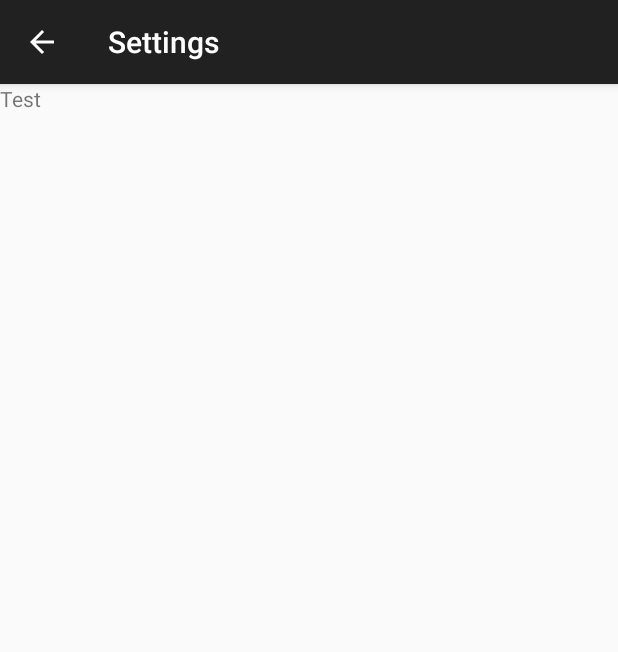
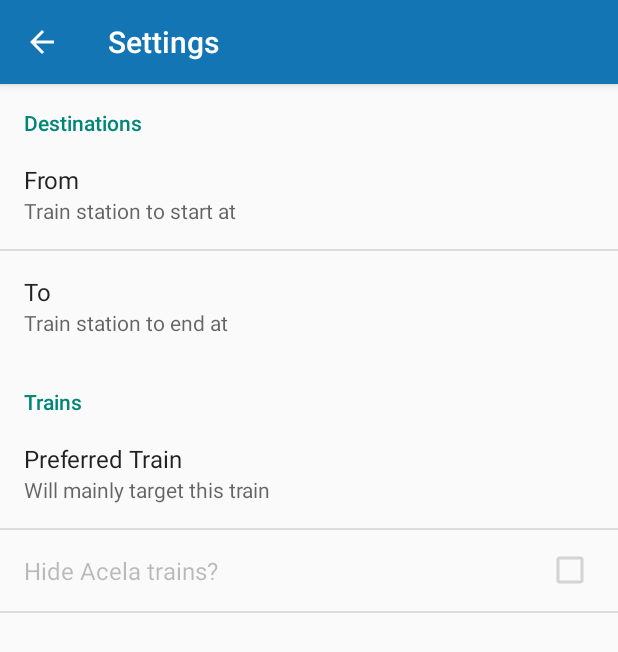
Before and after one commit to tlunter/amtrak_android, an Android app: the screen it shows after launch (Settings), in the options menu, after a tap on "Settings", on a phone screen of 412 x 824 dp. Shown: the top 652 px of the screen. Run offline under Robolectric (Android 15) with nearby library versions, the light colour scheme and no system bars.

Commit message:
Add configurable settings and basic styling
Update the settings activity to use a PreferenceFragment
Add preferences for controlling the from and to, preferred train and
whether or not to show the Acela trains
Add simple styling to the action bar

```diff
--- a/app/src/main/java/com/tlunter/amtrakstatus/DataReloadService.java
+++ b/app/src/main/java/com/tlunter/amtrakstatus/DataReloadService.java
@@ -9,20 +9,19 @@ import java.util.concurrent.TimeUnit;
  * Created by toddlunter on 12/15/14.
  */
 public class DataReloadService {
-    private final String LOG_TEXT = "com.tlxunter.amtrak.DataReloadService";
-    String from, to;
+    private final String LOG_TEXT = "com.tlunter.amtrak.DataReloadService";
+    Preferences preferences;
     TrainDrawer callback;
     ScheduledThreadPoolExecutor executor;
 
-    public DataReloadService(String from, String to, TrainDrawer callback) {
-        this.from = from;
-        this.to = to;
+    public DataReloadService(Preferences preferences, TrainDrawer callback) {
+        this.preferences = preferences;
         this.callback = callback;
     }
 
     public void start() {
         executor = new ScheduledThreadPoolExecutor(1);
-        executor.scheduleAtFixedRate(new FetchJsonRunnable(from, to, callback), 0, 60, TimeUnit.SECONDS);
+        executor.scheduleAtFixedRate(new FetchJsonRunnable(preferences.getFrom(), preferences.getTo(), callback), 0, 60, TimeUnit.SECONDS);
     }
 
     public void end() {
--- a/app/src/main/java/com/tlunter/amtrakstatus/FetchJson.java
+++ b/app/src/main/java/com/tlunter/amtrakstatus/FetchJson.java
@@ -63,7 +63,8 @@ public class FetchJson extends AsyncTask<String, Void, List<Train>> {
                 JSONObject arrival = jsonTrain.getJSONObject("departure");
                 String scheduled = arrival.getString("scheduled_time");
                 String estimated = arrival.getString("estimated_time");
-                Train train = new Train(number, scheduled, estimated);
+                Boolean acela = number.toString().length() > 3 && number.toString().startsWith("2");
+                Train train = new Train(number, scheduled, estimated, acela);
                 trains.add(train);
             }
             return trains;
--- /dev/null
+++ b/app/src/main/java/com/tlunter/amtrakstatus/Preferences.java
@@ -0,0 +1,49 @@
+package com.tlunter.amtrakstatus;
+
+import android.content.Context;
+import android.content.SharedPreferences;
+import android.preference.PreferenceManager;
+import android.util.Log;
+
+/**
+ * Created by toddlunter on 1/3/15.
+ */
+public class Preferences {
+    private final String LOG_TEXT = "com.tlunter.amtrak.Preferences";
+    private Context context;
+    private String from;
+    private String to;
+    private Integer preferredTrain;
+    private Boolean hideAcela;
+
+    public Preferences(Context context) {
+        this.context = context;
+    }
+
+    public void reload() {
+        SharedPreferences mySharedPreferences = PreferenceManager.getDefaultSharedPreferences(context);
+        this.from = mySharedPreferences.getString("from", null);
+        this.to = mySharedPreferences.getString("to", null);
+        String preferredTrainStr = mySharedPreferences.getString("preferred_train", "-1");
+        if (preferredTrainStr.length() == 0) preferredTrainStr = "-1";
+        this.preferredTrain = new Integer(preferredTrainStr);
+        this.hideAcela = mySharedPreferences.getBoolean("hide_acela_trains", false);
+        Log.d(LOG_TEXT, "hide acela: " + this.hideAcela.toString());
+    }
+
+    public String getFrom() {
+        return from;
+    }
+
+    public String getTo() {
+        return to;
+    }
+
+    public Integer getPreferredTrain() {
+        return preferredTrain;
+    }
+
+    public Boolean getHideAcela() {
+        return hideAcela;
+    }
+}
--- a/app/src/main/java/com/tlunter/amtrakstatus/Settings.java
+++ b/app/src/main/java/com/tlunter/amtrakstatus/Settings.java
@@ -1,8 +1,17 @@
 package com.tlunter.amtrakstatus;
 
+import android.app.FragmentManager;
+import android.app.FragmentTransaction;
 import android.os.Bundle;
+import android.preference.PreferenceFragment;
 import android.support.v7.app.ActionBarActivity;
+import android.text.InputType;
+import android.view.Gravity;
+import android.view.ViewGroup;
+import android.widget.EditText;
 import android.widget.LinearLayout;
+import android.widget.TableLayout;
+import android.widget.TableRow;
 import android.widget.TextView;
 
 /**
@@ -10,19 +19,26 @@ import android.widget.TextView;
  */
 public class Settings extends ActionBarActivity {
     private final String LOG_TEXT = "com.tlunter.amtrak.Settings";
-    private LinearLayout linearLayout;
 
     @Override
     protected void onCreate(Bundle savedInstanceState) {
         super.onCreate(savedInstanceState);
-        setupLinearLayout();
-        setContentView(this.linearLayout);
+
+        LinearLayout linearLayout = new LinearLayout(this);
+        setContentView(linearLayout);
+
+        FragmentManager mFragmentManager = getFragmentManager();
+        FragmentTransaction mFragmentTransaction = mFragmentManager.beginTransaction();
+        PrefsFragment prefs = new PrefsFragment();
+        mFragmentTransaction.replace(android.R.id.content, prefs);
+        mFragmentTransaction.commit();
     }
 
-    void setupLinearLayout() {
-        this.linearLayout = new LinearLayout(this);
-        TextView textView = new TextView(this);
-        textView.setText("Test");
-        this.linearLayout.addView(textView);
+    public static class PrefsFragment extends PreferenceFragment {
+        public void onCreate(Bundle savedInstanceState) {
+            super.onCreate(savedInstanceState);
+
+            addPreferencesFromResource(R.xml.preferences);
+        }
     }
 }
--- a/app/src/main/java/com/tlunter/amtrakstatus/StatusDisplay.java
+++ b/app/src/main/java/com/tlunter/amtrakstatus/StatusDisplay.java
@@ -4,9 +4,11 @@ import android.app.ActionBar;
 import android.app.ActivityGroup;
 import android.content.Context;
 import android.content.Intent;
+import android.content.SharedPreferences;
 import android.net.ConnectivityManager;
 import android.net.NetworkInfo;
 import android.os.AsyncTask;
+import android.preference.PreferenceManager;
 import android.support.v7.app.ActionBarActivity;
 import android.os.Bundle;
 import android.util.Log;
@@ -46,6 +48,7 @@ public class StatusDisplay extends ActionBarActivity {
     private LinearLayout linearLayout;
     private TrainListing trainListing;
     private DataReloadService reloadService;
+    private Preferences preferences;
 
     @Override
     protected void onCreate(Bundle savedInstanceState) {
@@ -54,13 +57,32 @@ public class StatusDisplay extends ActionBarActivity {
         setContentView(linearLayout);
 
         if (testConnectivity()) {
-            trainListing = new TrainListing(this, linearLayout);
-            if (reloadService == null) {
-                Log.d(LOG_TEXT, "Making a new reload service");
-                reloadService = new DataReloadService("pvd", "bby", trainListing);
-                reloadService.start();
-            }
+            reloadTrains();
         }
+    }
+
+    private void reloadTrains() {
+        if (preferences == null)
+            preferences = new Preferences(this);
+
+        preferences.reload();
+
+        if (preferences.getFrom() == null || preferences.getTo() == null)
+            return;
+
+        if (trainListing == null) {
+            trainListing = new TrainListing(this, linearLayout, preferences);
+        } else {
+            trainListing.redraw();
+        }
+
+        if (reloadService != null) {
+            reloadService.end();
+        }
+
+        Log.d(LOG_TEXT, "Making a new reload service");
+        reloadService = new DataReloadService(preferences, trainListing);
+        reloadService.start();
     }
 
     private void setupLinearLayout() {
@@ -114,4 +136,13 @@ public class StatusDisplay extends ActionBarActivity {
 
         return super.onOptionsItemSelected(item);
     }
+
+    @Override
+    protected void onResume() {
+        super.onResume();
+
+        if (testConnectivity()) {
+            reloadTrains();
+        }
+    }
 }
--- /dev/null
+++ b/app/src/main/res/values/colors.xml
@@ -0,0 +1,4 @@
+<?xml version="1.0" encoding="utf-8"?>
+<resources>
+    <color name="amtrak_blue">#1375b3</color>
+</resources>
--- a/app/src/main/res/values/strings.xml
+++ b/app/src/main/res/values/strings.xml
@@ -2,6 +2,15 @@
 <resources>
 
     <string name="app_name">Amtrak Status</string>
-    <string name="hello_world">Hello world!</string>
     <string name="action_settings">Settings</string>
+    <string name="destinations">Destinations</string>
+    <string name="trains">Trains</string>
+    <string name="from">From</string>
+    <string name="from_summary">Train station to start at</string>
+    <string name="to">To</string>
+    <string name="to_summary">Train station to end at</string>
+    <string name="preferred_train">Preferred Train</string>
+    <string name="preferred_train_summary">Will mainly target this train</string>
+    <string name="hide_acela_trains">Hide Acela trains?</string>
+    <string name="hide_acela_trains_summary"></string>
 </resources>
--- a/app/src/main/res/values/styles.xml
+++ b/app/src/main/res/values/styles.xml
@@ -2,7 +2,13 @@
 
     <!-- Base application theme. -->
     <style name="AppTheme" parent="Theme.AppCompat.Light.DarkActionBar">
-        <!-- Customize your theme here. -->
+        <item name="android:actionBarStyle">@style/AmtrakActionBar</item>
+        <item name="actionBarStyle">@style/AmtrakActionBar</item>
+    </style>
+
+    <style name="AmtrakActionBar" parent="Widget.AppCompat.Light.ActionBar.Solid.Inverse">
+        <item name="android:background">@color/amtrak_blue</item>
+        <item name="background">@color/amtrak_blue</item>
     </style>
 
 </resources>
--- /dev/null
+++ b/app/src/main/res/xml/preferences.xml
@@ -0,0 +1,25 @@
+<?xml version="1.0" encoding="utf-8"?>
+<PreferenceScreen xmlns:android="http://schemas.android.com/apk/res/android" >
+    <PreferenceCategory android:title="@string/destinations">
+        <EditTextPreference
+            android:key="from"
+            android:title="@string/from"
+            android:summary="@string/from_summary" />
+        <EditTextPreference
+            android:key="to"
+            android:title="@string/to"
+            android:summary="@string/to_summary" />
+    </PreferenceCategory>
+    <PreferenceCategory android:title="@string/trains">
+        <EditTextPreference
+            android:key="preferred_train"
+            android:title="@string/preferred_train"
+            android:summary="@string/preferred_train_summary"
+            android:inputType="number" />
+        <CheckBoxPreference
+            android:key="hide_acela_trains"
+            android:title="@string/hide_acela_trains"
+            android:summary="@string/hide_acela_trains_summary"
+            android:dependency="preferred_train"/>
+    </PreferenceCategory>
+</PreferenceScreen>
```
Also changed, not shown: app/src/main/java/com/tlunter/amtrakstatus/Train.java (+7 -1 lines), app/src/main/java/com/tlunter/amtrakstatus/TrainListing.java (+52 -10 lines).
